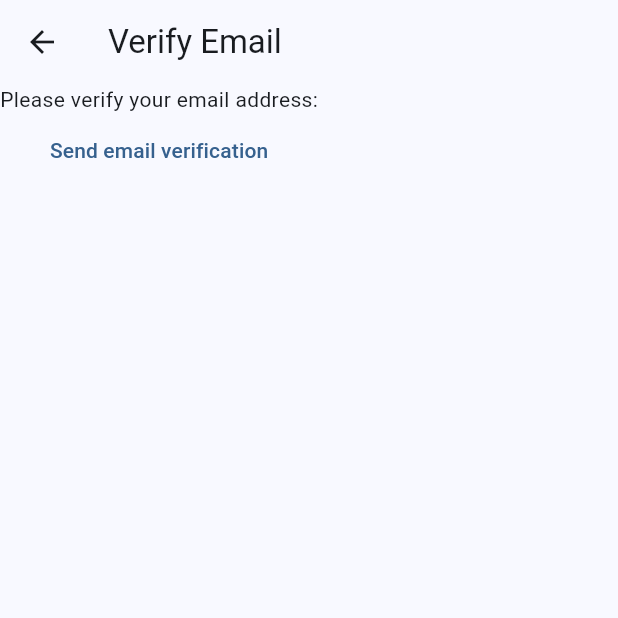
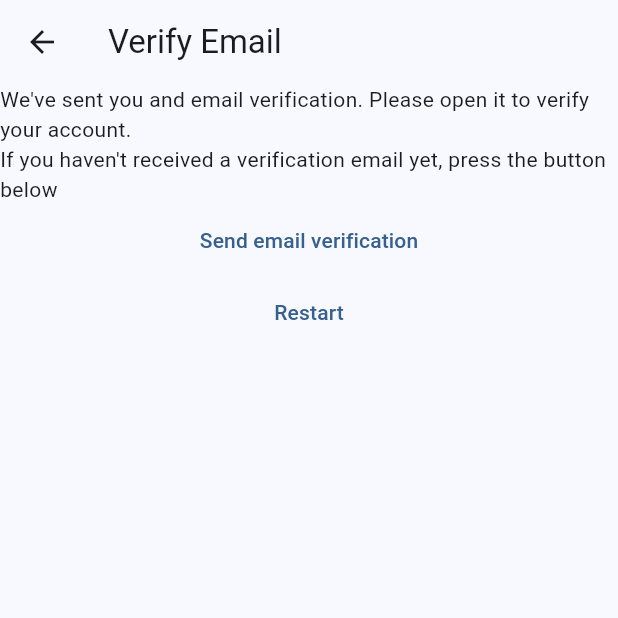
Before and after one commit to HectorMerejo/mynotes, a Flutter app: the VerifyEmailView screen opened directly, on a phone screen of 412 x 824 dp, the top half of it. Run offline on Flutter 3.47's test engine with Material 3 defaults, Android fonts, the phone set to English and light mode, and no system bars; our stand-ins replace firebase_auth, firebase_core; accounts and stored records are empty.

Commit message:
Modified verify_email_view and added it to the routes dart file

```diff
--- a/lib/constants/routes.dart
+++ b/lib/constants/routes.dart
@@ -1,3 +1,4 @@
 const loginRoute = '/login/';
 const registerRoute = '/register/';
 const notesRoute = '/notes/';
+const verifyEmailRoute = '/verify-email/';
--- a/lib/main.dart
+++ b/lib/main.dart
@@ -22,6 +22,7 @@ void main() {
         loginRoute: (context) => const LoginView(),
         registerRoute: (context) => const RegisterView(),
         notesRoute: (context) => const NotesView(),
+        verifyEmailRoute: (context) => const VerifyEmailView(),
       },
     ),
   );
--- a/lib/views/verify_email_view.dart
+++ b/lib/views/verify_email_view.dart
@@ -1,5 +1,6 @@
 import 'package:firebase_auth/firebase_auth.dart';
 import 'package:flutter/material.dart';
+import 'package:mynotes/constants/routes.dart';
 
 class VerifyEmailView extends StatefulWidget {
   const VerifyEmailView({super.key});
@@ -12,16 +13,31 @@ class _VerifyEmailViewState extends State<VerifyEmailView> {
   @override
   Widget build(BuildContext context) {
     return Scaffold(
-      appBar: AppBar(title: const Text('Verify Email'),),
+      appBar: AppBar(
+        title: const Text('Verify Email'),
+      ),
       body: Column(
         children: [
-          const Text('Please verify your email address:'),
+          const Text(
+              "We've sent you and email verification. Please open it to verify your account."),
+          const Text(
+              "If you haven't received a verification email yet, press the button below"),
           TextButton(
             onPressed: () async {
               final user = FirebaseAuth.instance.currentUser;
               await user?.sendEmailVerification();
-            } ,
+            },
             child: const Text('Send email verification'),
+          ),
+          TextButton(
+              onPressed: () async {
+                await FirebaseAuth.instance.signOut();
+                Navigator.of(context).pushNamedAndRemoveUntil(
+                  registerRoute,
+                  (route) => false,
+                );
+              },
+              child: const Text('Restart'),
           )
         ],
       ),
```
Also changed, not shown: lib/views/register_view.dart (+30 -8 lines).
